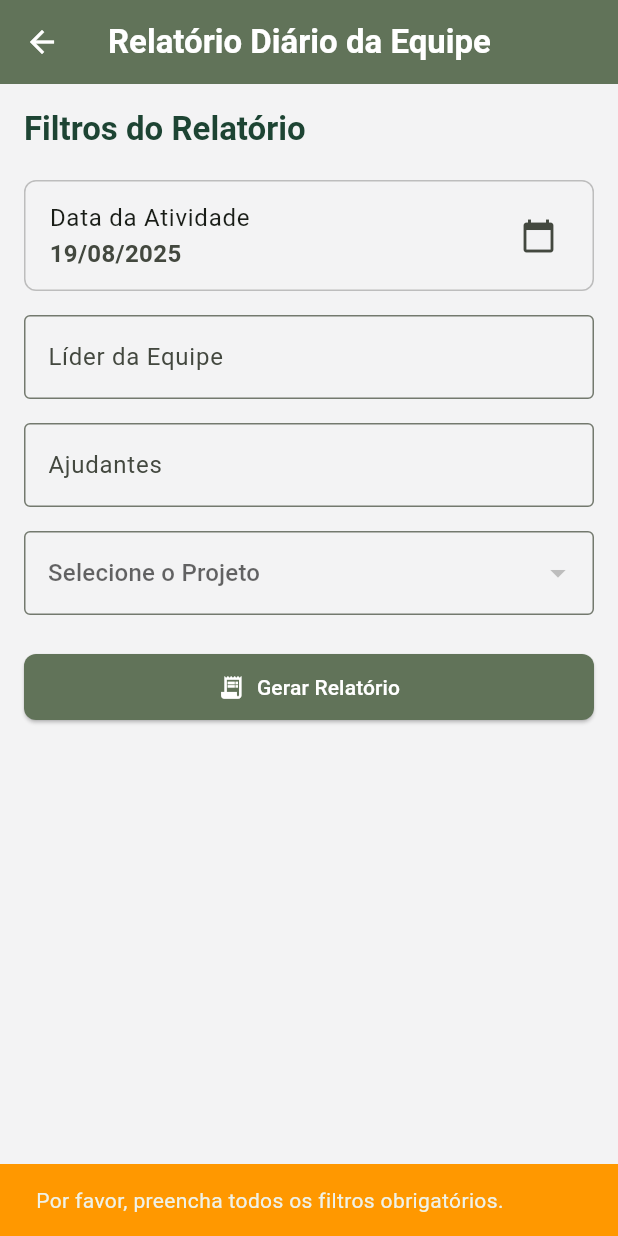
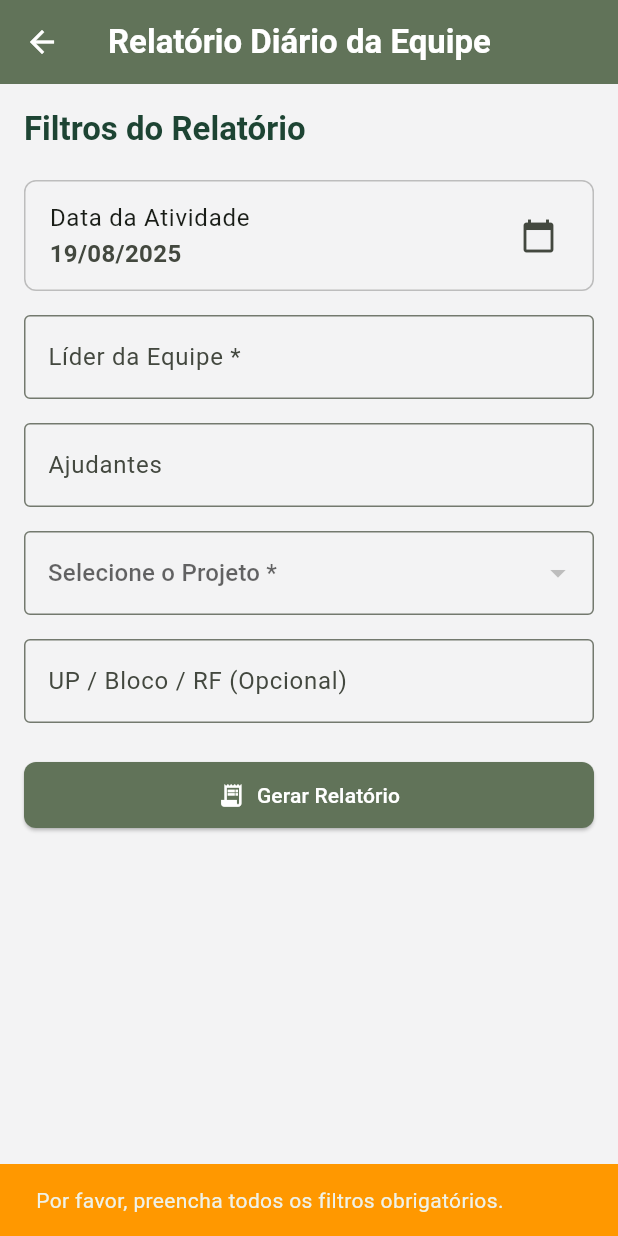
Before and after one commit to GeoForestAnalytics/geoforestv1, a Flutter app: the RelatorioDiarioPage screen opened directly, after a tap on "Gerar Relatório", on a phone screen of 412 x 824 dp. Run offline on Flutter 3.47's test engine with Material 3 defaults, Android fonts, the phone set to English and light mode, and no system bars; our stand-ins replace cloud_firestore, cloud_functions, csv, device_info_plus, file_picker, firebase_auth and 16 more; missing offline and left inert: firebase_app_check, flutter_archive, gal, ml_linalg, path_provider_android, proj4dart; accounts and stored records are empty; generated files the repository leaves out were written again.

Commit message:
97% - 2025/08/19 - Só falta delegação e diario de campo

```diff
--- a/lib/pages/menu/relatorio_diario_page.dart
+++ b/lib/pages/menu/relatorio_diario_page.dart
@@ -1,4 +1,4 @@
-// lib/pages/menu/relatorio_diario_page.dart (VERSÃO ATUALIZADA COM CALENDÁRIO)
+// lib/pages/menu/relatorio_diario_page.dart (VERSÃO ATUALIZADA COM FILTRO DE UP)
 
 import 'package:flutter/material.dart';
 import 'package:provider/provider.dart';
@@ -21,7 +21,6 @@ import 'package:geoforestv1/services/export_service.dart';
 import 'package:geoforestv1/models/diario_de_campo_model.dart';
 import 'package:geoforestv1/data/repositories/diario_de_campo_repository.dart';
 
-// <<< 1. A ESTRUTURA DOS PASSOS FOI ALTERADA PARA UMA LÓGICA MAIS SIMPLES >>>
 enum RelatorioStep {
   selecionarFiltros,
   visualizarEPreencher,
@@ -40,6 +39,7 @@ class _RelatorioDiarioPageState extends State<RelatorioDiarioPage> {
   // Controladores
   final _liderController = TextEditingController();
   final _ajudantesController = TextEditingController();
+  final _upController = TextEditingController(); // <<< NOVO CONTROLADOR PARA UP
   final _kmInicialController = TextEditingController();
   final _kmFinalController = TextEditingController();
   final _destinoController = TextEditingController();
@@ -88,6 +88,7 @@ class _RelatorioDiarioPageState extends State<RelatorioDiarioPage> {
   void dispose() {
     _liderController.dispose();
     _ajudantesController.dispose();
+    _upController.dispose(); // <<< DISPOSE DO NOVO CONTROLADOR
     _kmInicialController.dispose();
     _kmFinalController.dispose();
     _destinoController.dispose();
@@ -112,7 +113,7 @@ class _RelatorioDiarioPageState extends State<RelatorioDiarioPage> {
       context: context,
       initialDate: _dataSelecionada,
       firstDate: DateTime(2020),
-      lastDate: DateTime.now().add(const Duration(days: 1)), // Permite selecionar até amanhã
+      lastDate: DateTime.now().add(const Duration(days: 1)),
     );
 
     if (dataEscolhida != null && dataEscolhida != _dataSelecionada) {
@@ -122,7 +123,6 @@ class _RelatorioDiarioPageState extends State<RelatorioDiarioPage> {
     }
   }
 
-  // <<< 3. LÓGICA PRINCIPAL ATUALIZADA >>>
   Future<void> _gerarRelatorio() async {
     if (_talhaoSelecionado == null || _liderController.text.trim().isEmpty) {
       ScaffoldMessenger.of(context).showSnackBar(const SnackBar(
@@ -136,21 +136,22 @@ class _RelatorioDiarioPageState extends State<RelatorioDiarioPage> {
     final dataFormatada = DateFormat('yyyy-MM-dd').format(_dataSelecionada);
     final lider = _liderController.text.trim();
     final talhaoId = _talhaoSelecionado!.id!;
+    final up = _upController.text.trim(); // <<< OBTÉM O VALOR DA UP
 
-    // Busca os dois tipos de dados em paralelo para mais performance
-    final results = await Future.wait([
-      _diarioRepo.getDiario(dataFormatada, lider, talhaoId),
-      _parcelaRepo.getParcelasDoDiaPorEquipeEFiltros(
+    // <<< FUNÇÃO DE BUSCA ATUALIZADA PARA INCLUIR A UP >>>
+    final parcelasEncontradas = await _parcelaRepo.getParcelasDoDiaPorEquipeEFiltros(
       nomeLider: lider,
       dataSelecionada: _dataSelecionada,
       talhaoId: talhaoId,
-      ),
-    ]);
+      up: up.isNotEmpty ? up : null, // Passa a UP para a busca, se ela foi preenchida
+    );
 
-    _diarioAtual = results[0] as DiarioDeCampo?;
-    _parcelasDoRelatorio = results[1] as List<Parcela>;
+    // A busca do diário permanece a mesma, pois ele é por talhão
+    final diarioEncontrado = await _diarioRepo.getDiario(dataFormatada, lider, talhaoId);
 
-    // Preenche os controladores do diário de campo (seja com dados existentes ou vazios)
+    _diarioAtual = diarioEncontrado;
+    _parcelasDoRelatorio = parcelasEncontradas;
+
     _preencherControladoresDiario();
 
     setState(() {
@@ -252,7 +253,6 @@ class _RelatorioDiarioPageState extends State<RelatorioDiarioPage> {
               Text("Filtros do Relatório", style: Theme.of(context).textTheme.titleLarge),
               const SizedBox(height: 20),
 
-              // <<< 4. WIDGET DO CALENDÁRIO ADICIONADO >>>
               ListTile(
                 title: const Text("Data da Atividade"),
                 subtitle: Text(DateFormat('dd/MM/yyyy').format(_dataSelecionada), style: const TextStyle(fontWeight: FontWeight.bold, fontSize: 16)),
@@ -265,14 +265,14 @@ class _RelatorioDiarioPageState extends State<RelatorioDiarioPage> {
               ),
               const SizedBox(height: 16),
 
-              TextFormField(controller: _liderController, decoration: const InputDecoration(labelText: 'Líder da Equipe', border: OutlineInputBorder())),
+              TextFormField(controller: _liderController, decoration: const InputDecoration(labelText: 'Líder da Equipe *', border: OutlineInputBorder())),
               const SizedBox(height: 16),
               TextFormField(controller: _ajudantesController, decoration: const InputDecoration(labelText: 'Ajudantes', border: OutlineInputBorder())),
               const SizedBox(height: 16),
 
               DropdownButtonFormField<Projeto>(
                 value: _projetoSelecionado,
-                hint: const Text('Selecione o Projeto'),
+                hint: const Text('Selecione o Projeto *'),
                 items: _projetosDisponiveis.map((p) => DropdownMenuItem(value: p, child: Text(p.nome))).toList(),
                 onChanged: _onProjetoSelecionado,
                 decoration: const InputDecoration(border: OutlineInputBorder()),
@@ -281,7 +281,7 @@ class _RelatorioDiarioPageState extends State<RelatorioDiarioPage> {
                 const SizedBox(height: 16),
                 DropdownButtonFormField<Atividade>(
                   value: _atividadeSelecionada,
-                  hint: const Text('Selecione a Atividade'),
+                  hint: const Text('Selecione a Atividade *'),
                   items: _atividadesDisponiveis.map((a) => DropdownMenuItem(value: a, child: Text(a.tipo))).toList(),
                   onChanged: _onAtividadeSelecionada,
                   decoration: const InputDecoration(border: OutlineInputBorder()),
@@ -291,7 +291,7 @@ class _RelatorioDiarioPageState extends State<RelatorioDiarioPage> {
                 const SizedBox(height: 16),
                 DropdownButtonFormField<Fazenda>(
                   value: _fazendaSelecionada,
-                  hint: const Text('Selecione a Fazenda'),
+                  hint: const Text('Selecione a Fazenda *'),
                   items: _fazendasDisponiveis.map((f) => DropdownMenuItem(value: f, child: Text(f.nome))).toList(),
                   onChanged: _onFazendaSelecionada,
                   decoration: const InputDecoration(border: OutlineInputBorder()),
@@ -301,12 +301,21 @@ class _RelatorioDiarioPageState extends State<RelatorioDiarioPage> {
                 const SizedBox(height: 16),
                 DropdownButtonFormField<Talhao>(
                   value: _talhaoSelecionado,
-                  hint: const Text('Selecione o Talhão'),
+                  hint: const Text('Selecione o Talhão *'),
                   items: _talhoesDisponiveis.map((t) => DropdownMenuItem(value: t, child: Text(t.nome))).toList(),
                   onChanged: (t) => setState(() => _talhaoSelecionado = t),
                   decoration: const InputDecoration(border: OutlineInputBorder()),
                 ),
               ],
+              // <<< NOVO CAMPO PARA UP >>>
+              const SizedBox(height: 16),
+              TextFormField(
+                controller: _upController,
+                decoration: const InputDecoration(
+                  labelText: 'UP / Bloco / RF (Opcional)',
+                  border: OutlineInputBorder()
+                ),
+              ),
               const SizedBox(height: 24),
               ElevatedButton.icon(
                 icon: const Icon(Icons.receipt_long),
@@ -321,7 +330,7 @@ class _RelatorioDiarioPageState extends State<RelatorioDiarioPage> {
   Widget _buildVisualizarEPreencher() {
     if (_isLoading) return const Center(child: CircularProgressIndicator());
     if (_diarioAtual == null && _parcelasDoRelatorio.isEmpty) {
-      return const Center(child: Text("Nenhum dado encontrado para o dia selecionado."));
+      return const Center(child: Text("Nenhum dado encontrado para os filtros selecionados."));
     }
 
     return DefaultTabController(
@@ -336,13 +345,12 @@ if (_diarioAtual == null && _parcelasDoRelatorio.isEmpty) {
         body: TabBarView(
           children: [
             // Aba 1: Lista de Parcelas
-            Column(
-              children: [
-                 if (_parcelasDoRelatorio.isEmpty)
-                  const Expanded(child: Center(child: Text("Nenhuma parcela coletada neste dia.")))
-                else
-                  Expanded(
-                    child: ListView.builder(
+            _parcelasDoRelatorio.isEmpty
+              ? const Center(child: Padding(
+                  padding: EdgeInsets.all(16.0),
+                  child: Text("Nenhuma parcela coletada para os filtros selecionados.", textAlign: TextAlign.center),
+                ))
+              : ListView.builder(
                   itemCount: _parcelasDoRelatorio.length,
                   itemBuilder: (context, index) {
                     final parcela = _parcelasDoRelatorio[index];
@@ -355,9 +363,6 @@ if (_diarioAtual == null && _parcelasDoRelatorio.isEmpty) {
                       ),
                     );
                   },
-                    ),
-                  )
-              ],
                 ),
             // Aba 2: Diário de Campo
             Form(
@@ -375,6 +380,8 @@ if (_diarioAtual == null && _parcelasDoRelatorio.isEmpty) {
                     const SizedBox(width: 12),
                     Expanded(child: TextFormField(controller: _kmFinalController, keyboardType: TextInputType.number, decoration: const InputDecoration(labelText: 'KM Final', border: OutlineInputBorder()))),
                   ]),
+                   const SizedBox(height: 12),
+                  TextFormField(controller: _destinoController, decoration: const InputDecoration(labelText: 'Localização/Destino', border: OutlineInputBorder())),
                   const Divider(height: 24),
                   Text("Despesas", style: Theme.of(context).textTheme.titleMedium),
                   const SizedBox(height: 8),
@@ -444,7 +451,6 @@ if (_diarioAtual == null && _parcelasDoRelatorio.isEmpty) {
     );
   }
 
-  // Funções que não mudaram
   Future<void> _onProjetoSelecionado(Projeto? projeto) async {
     setState(() {
       _projetoSelecionado = projeto;
```
Also changed, not shown: lib/data/repositories/parcela_repository.dart (+29 -14 lines), lib/providers/map_provider.dart (+28 -14 lines), assets/images/Logotipo Geo Forest Analytics (1).png (added). Lines whose indentation alone changed are shown as unchanged.
